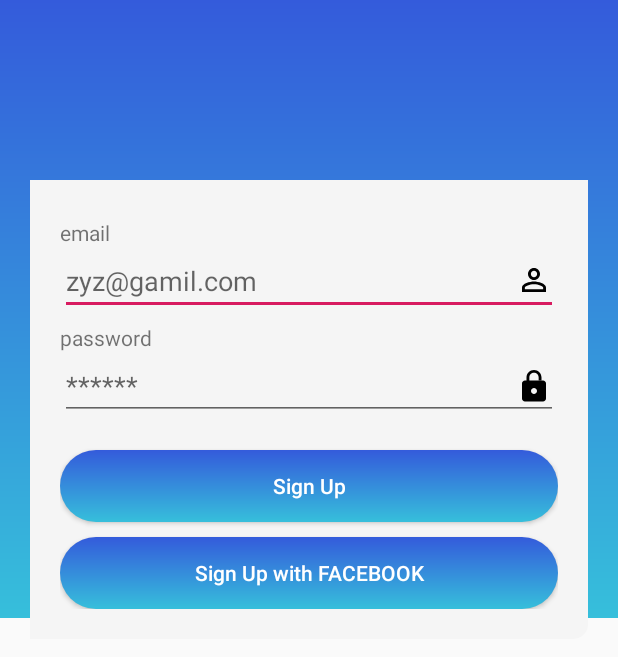
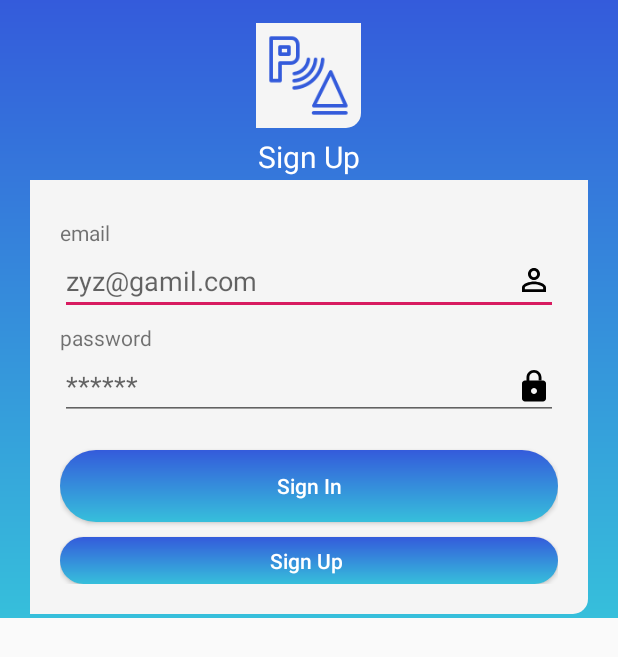
Before and after one commit to shikharprakash008/parkingApp, an Android app: the loginPage screen opened directly, with no data from a screen before it, on a phone screen of 412 x 824 dp. Shown: the top 657 px of the screen. Run offline under Robolectric (Android 15) with nearby library versions, the phone set to English and light mode, and no system bars.

Commit message:
login1 commit

```diff
--- a/app/src/main/res/layout/activity_login_page.xml
+++ b/app/src/main/res/layout/activity_login_page.xml
@@ -60,18 +60,37 @@
             android:background="@drawable/rec_gradient"
             android:layout_marginTop="20dp"
             android:textAllCaps="false"
-            android:text="Sign Up"
+            android:text="Sign In"
             android:layout_width="match_parent"
             android:layout_height="wrap_content" />
+
         <Button
+            android:layout_width="match_parent"
+            android:layout_height="31dp"
             android:layout_marginTop="10dp"
-            android:textColor="#FFF"
             android:background="@drawable/rec_gradient"
+            android:text="Sign Up "
             android:textAllCaps="false"
-            android:text="Sign Up with FACEBOOK"
-            android:layout_width="match_parent"
-            android:layout_height="wrap_content" />
+            android:textColor="#FFF" />
     </LinearLayout>
+    <ImageView
+        android:id="@+id/imageVIew"
+        android:layout_marginTop="15dp"
+        android:layout_marginBottom="5dp"
+        android:layout_centerHorizontal="true"
+        android:src="@mipmap/parking_icon_final"
+        android:background="@drawable/background_white"
+        android:padding="5dp"
+        android:layout_width="70dp"
+        android:layout_height="70dp" />
 
+    <TextView
+        android:textSize="20sp"
+        android:textColor="#FFF"
+        android:layout_centerHorizontal="true"
+        android:layout_below="@id/imageVIew"
+        android:text="Sign Up"
+        android:layout_width="wrap_content"
+        android:layout_height="wrap_content" />
 
 </RelativeLayout>
```
Also changed, not shown: app/src/main/res/mipmap-hdpi/backArrow.png (added), app/src/main/res/mipmap-hdpi/parking_icon.png (added), app/src/main/res/mipmap-hdpi/parking_icon_final.png (added).
